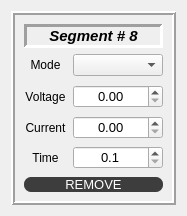
Above: src/window_munk_power_supply/widgetsegmenttimedata.ui from dmherrington/ECM-Control-System before the change. Below: the same form after it.
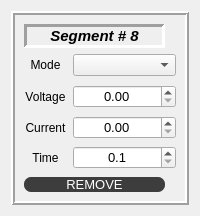
That is the form after the change.

```diff
--- a/src/window_munk_power_supply/widgetsegmenttimedata.ui
+++ b/src/window_munk_power_supply/widgetsegmenttimedata.ui
@@ -6,7 +6,7 @@
    <rect>
     <x>0</x>
     <y>0</y>
-    <width>185</width>
+    <width>200</width>
     <height>216</height>
    </rect>
   </property>
@@ -18,7 +18,7 @@
   </property>
   <property name="maximumSize">
    <size>
-    <width>185</width>
+    <width>200</width>
     <height>216</height>
    </size>
   </property>
@@ -145,6 +145,12 @@
   <layout class="QGridLayout" name="gridLayout_2">
    <item row="0" column="0">
     <widget class="QFrame" name="frame">
+     <property name="sizePolicy">
+      <sizepolicy hsizetype="MinimumExpanding" vsizetype="Preferred">
+       <horstretch>0</horstretch>
+       <verstretch>0</verstretch>
+      </sizepolicy>
+     </property>
      <property name="frameShape">
       <enum>QFrame::Box</enum>
      </property>
@@ -227,20 +233,20 @@
         <item row="0" column="1">
          <widget class="QComboBox" name="comboBox_Mode">
           <property name="sizePolicy">
-           <sizepolicy hsizetype="Fixed" vsizetype="Fixed">
+           <sizepolicy hsizetype="MinimumExpanding" vsizetype="Fixed">
             <horstretch>0</horstretch>
             <verstretch>0</verstretch>
            </sizepolicy>
           </property>
           <property name="minimumSize">
            <size>
-            <width>90</width>
+            <width>100</width>
             <height>0</height>
            </size>
           </property>
           <property name="maximumSize">
            <size>
-            <width>80</width>
+            <width>120</width>
             <height>16777215</height>
            </size>
           </property>
@@ -278,7 +284,7 @@
            <bool>true</bool>
           </property>
           <property name="sizePolicy">
-           <sizepolicy hsizetype="Fixed" vsizetype="Fixed">
+           <sizepolicy hsizetype="MinimumExpanding" vsizetype="Fixed">
             <horstretch>0</horstretch>
             <verstretch>0</verstretch>
            </sizepolicy>
@@ -291,7 +297,7 @@
           </property>
           <property name="maximumSize">
            <size>
-            <width>80</width>
+            <width>120</width>
             <height>16777215</height>
            </size>
           </property>
@@ -340,7 +346,7 @@
         <item row="0" column="1">
          <widget class="QDoubleSpinBox" name="doubleSpinBox_Current">
           <property name="sizePolicy">
-           <sizepolicy hsizetype="Fixed" vsizetype="Fixed">
+           <sizepolicy hsizetype="MinimumExpanding" vsizetype="Fixed">
             <horstretch>0</horstretch>
             <verstretch>0</verstretch>
            </sizepolicy>
@@ -353,7 +359,7 @@
           </property>
           <property name="maximumSize">
            <size>
-            <width>80</width>
+            <width>120</width>
             <height>16777215</height>
            </size>
           </property>
@@ -408,7 +414,7 @@
            <bool>true</bool>
           </property>
           <property name="sizePolicy">
-           <sizepolicy hsizetype="Fixed" vsizetype="Fixed">
+           <sizepolicy hsizetype="MinimumExpanding" vsizetype="Fixed">
             <horstretch>0</horstretch>
             <verstretch>0</verstretch>
            </sizepolicy>
@@ -421,7 +427,7 @@
           </property>
           <property name="maximumSize">
            <size>
-            <width>80</width>
+            <width>120</width>
             <height>16777215</height>
            </size>
           </property>
```
